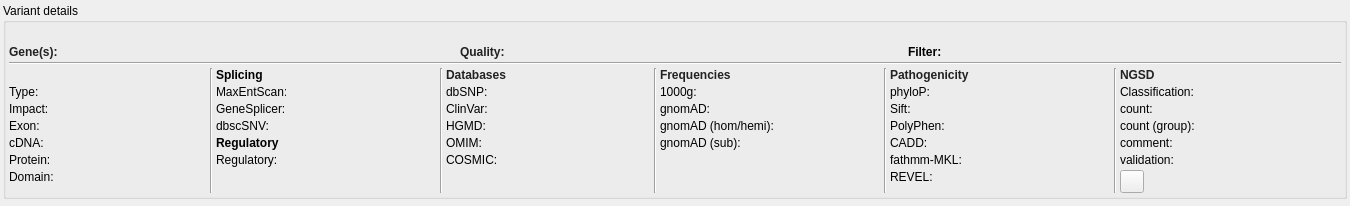
Above: src/GSvar/VariantDetailsDockWidget.ui from imgag/ngs-bits before the change. Below: the same form after it.
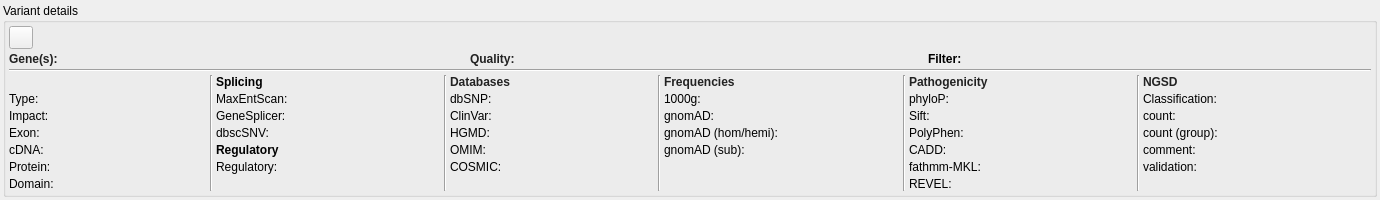
That is the form after the change. Icons and pictures are not drawn.

Commit message: GSvar: gene database links now available through gene tab and and context menu of small variants, CNVs and SVs.

Diff of the .ui file:
```diff
--- a/src/GSvar/VariantDetailsDockWidget.ui
+++ b/src/GSvar/VariantDetailsDockWidget.ui
@@ -6,8 +6,8 @@
    <rect>
     <x>0</x>
     <y>0</y>
-    <width>1350</width>
-    <height>206</height>
+    <width>1380</width>
+    <height>200</height>
    </rect>
   </property>
   <property name="sizePolicy">
@@ -18,8 +18,8 @@
   </property>
   <property name="minimumSize">
    <size>
-    <width>1350</width>
-    <height>206</height>
+    <width>1380</width>
+    <height>200</height>
    </size>
   </property>
   <property name="windowTitle">
@@ -66,10 +66,21 @@
        <number>3</number>
       </property>
       <item>
-       <layout class="QHBoxLayout" name="horizontalLayout_3" stretch="0,1">
+       <layout class="QHBoxLayout" name="horizontalLayout_3" stretch="0,0,1">
         <property name="spacing">
          <number>1</number>
         </property>
+        <item>
+         <widget class="QToolButton" name="var_btn">
+          <property name="text">
+           <string/>
+          </property>
+          <property name="icon">
+           <iconset resource="GSvar.qrc">
+            <normaloff>:/Icons/NGSD_variant.png</normaloff>:/Icons/NGSD_variant.png</iconset>
+          </property>
+         </widget>
+        </item>
         <item>
          <widget class="QLabel" name="warn_closeby">
           <property name="sizePolicy">
@@ -151,6 +162,12 @@
         </property>
         <item>
          <widget class="QLabel" name="label_gene">
+          <property name="sizePolicy">
+           <sizepolicy hsizetype="Fixed" vsizetype="Preferred">
+            <horstretch>0</horstretch>
+            <verstretch>0</verstretch>
+           </sizepolicy>
+          </property>
           <property name="toolTip">
            <string>&lt;html&gt;&lt;head/&gt;&lt;body&gt;&lt;p&gt;Gene names (inheritance and gnomAD o/e in brackets).&lt;/p&gt;&lt;/body&gt;&lt;/html&gt;</string>
           </property>
@@ -183,6 +200,12 @@
         </item>
         <item>
          <widget class="QLabel" name="label_quality">
+          <property name="sizePolicy">
+           <sizepolicy hsizetype="Fixed" vsizetype="Preferred">
+            <horstretch>0</horstretch>
+            <verstretch>0</verstretch>
+           </sizepolicy>
+          </property>
           <property name="text">
            <string>&lt;html&gt;&lt;head/&gt;&lt;body&gt;&lt;p&gt;&lt;span style=&quot; font-weight:600; color:#222222;&quot;&gt;Quality:&lt;/span&gt;&lt;/p&gt;&lt;/body&gt;&lt;/html&gt;</string>
           </property>
@@ -212,6 +235,12 @@
         </item>
         <item>
          <widget class="QLabel" name="label_filter">
+          <property name="sizePolicy">
+           <sizepolicy hsizetype="Fixed" vsizetype="Preferred">
+            <horstretch>0</horstretch>
+            <verstretch>0</verstretch>
+           </sizepolicy>
+          </property>
           <property name="text">
            <string>&lt;html&gt;&lt;head/&gt;&lt;body&gt;&lt;p&gt;&lt;span style=&quot; font-weight:600;&quot;&gt;Filter:&lt;/span&gt;&lt;/p&gt;&lt;/body&gt;&lt;/html&gt;</string>
           </property>
@@ -353,16 +382,31 @@
           </item>
           <item row="1" column="0">
            <widget class="QLabel" name="label_details_type">
+            <property name="sizePolicy">
+             <sizepolicy hsizetype="Fixed" vsizetype="Preferred">
+              <horstretch>0</horstretch>
+              <verstretch>0</verstretch>
+             </sizepolicy>
+            </property>
             <property name="toolTip">
              <string>Variant effect.</string>
             </property>
             <property name="text">
              <string>Type:</string>
             </property>
+            <property name="alignment">
+             <set>Qt::AlignLeading|Qt::AlignLeft|Qt::AlignTop</set>
+            </property>
            </widget>
           </item>
           <item row="1" column="1">
            <widget class="QLabel" name="detail_type">
+            <property name="sizePolicy">
+             <sizepolicy hsizetype="Expanding" vsizetype="Preferred">
+              <horstretch>0</horstretch>
+              <verstretch>0</verstretch>
+             </sizepolicy>
+            </property>
             <property name="minimumSize">
              <size>
               <width>150</width>
@@ -379,16 +423,31 @@
           </item>
           <item row="2" column="0">
            <widget class="QLabel" name="label_details_impact">
+            <property name="sizePolicy">
+             <sizepolicy hsizetype="Fixed" vsizetype="Preferred">
+              <horstretch>0</horstretch>
+              <verstretch>0</verstretch>
+             </sizepolicy>
+            </property>
             <property name="toolTip">
              <string>Variant impact.</string>
             </property>
             <property name="text">
              <string>Impact:</string>
             </property>
+            <property name="alignment">
+             <set>Qt::AlignLeading|Qt::AlignLeft|Qt::AlignTop</set>
+            </property>
            </widget>
           </item>
           <item row="2" column="1">
            <widget class="QLabel" name="detail_impact">
+            <property name="sizePolicy">
+             <sizepolicy hsizetype="Expanding" vsizetype="Preferred">
+              <horstretch>0</horstretch>
+              <verstretch>0</verstretch>
+             </sizepolicy>
+            </property>
             <property name="text">
              <string/>
             </property>
@@ -399,16 +458,31 @@
           </item>
           <item row="3" column="0">
            <widget class="QLabel" name="label_details_exon">
+            <property name="sizePolicy">
+             <sizepolicy hsizetype="Fixed" vsizetype="Preferred">
+              <horstretch>0</horstretch>
+              <verstretch>0</verstretch>
+             </sizepolicy>
+            </property>
             <property name="toolTip">
              <string>Variant exon/intron number.</string>
             </property>
             <property name="text">
              <string>Exon:</string>
             </property>
+            <property name="alignment">
+             <set>Qt::AlignLeading|Qt::AlignLeft|Qt::AlignTop</set>
+            </property>
            </widget>
           </item>
           <item row="3" column="1">
            <widget class="QLabel" name="detail_exon">
+            <property name="sizePolicy">
+             <sizepolicy hsizetype="Expanding" vsizetype="Preferred">
+              <horstretch>0</horstretch>
+              <verstretch>0</verstretch>
+             </sizepolicy>
+            </property>
             <property name="text">
              <string/>
             </property>
@@ -419,16 +493,31 @@
           </item>
           <item row="4" column="0">
            <widget class="QLabel" name="label_details_cdna">
+            <property name="sizePolicy">
+             <sizepolicy hsizetype="Fixed" vsizetype="Preferred">
+              <horstretch>0</horstretch>
+              <verstretch>0</verstretch>
+             </sizepolicy>
+            </property>
             <property name="toolTip">
              <string>cDNA change of the variant.</string>
             </property>
             <property name="text">
              <string>cDNA:</string>
             </property>
+            <property name="alignment">
+             <set>Qt::AlignLeading|Qt::AlignLeft|Qt::AlignTop</set>
+            </property>
            </widget>
           </item>
           <item row="4" column="1">
            <widget class="QLabel" name="detail_cdna">
+            <property name="sizePolicy">
+             <sizepolicy hsizetype="Expanding" vsizetype="Preferred">
+              <horstretch>0</horstretch>
+              <verstretch>0</verstretch>
+             </sizepolicy>
+            </property>
             <property name="text">
              <string/>
             </property>
@@ -439,16 +528,31 @@
           </item>
           <item row="5" column="0">
            <widget class="QLabel" name="label_details_protein">
+            <property name="sizePolicy">
+             <sizepolicy hsizetype="Fixed" vsizetype="Preferred">
+              <horstretch>0</horstretch>
+              <verstretch>0</verstretch>
+             </sizepolicy>
+            </property>
             <property name="toolTip">
              <string>Protein change of the variant.</string>
             </property>
             <property name="text">
              <string>Protein:</string>
             </property>
+            <property name="alignment">
+             <set>Qt::AlignLeading|Qt::AlignLeft|Qt::AlignTop</set>
+            </property>
            </widget>
           </item>
           <item row="5" column="1">
            <widget class="QLabel" name="detail_protein">
+            <property name="sizePolicy">
+             <sizepolicy hsizetype="Expanding" vsizetype="Preferred">
+              <horstretch>0</horstretch>
+              <verstretch>0</verstretch>
+             </sizepolicy>
+            </property>
             <property name="text">
              <string/>
             </property>
@@ -459,16 +563,31 @@
           </item>
           <item row="6" column="0">
            <widget class="QLabel" name="label_details_domain">
+            <property name="sizePolicy">
+             <sizepolicy hsizetype="Fixed" vsizetype="Preferred">
+              <horstretch>0</horstretch>
+              <verstretch>0</verstretch>
+             </sizepolicy>
+            </property>
             <property name="toolTip">
              <string>Pfam protein domain of the variant.</string>
             </property>
             <property name="text">
              <string>Domain:</string>
             </property>
+            <property name="alignment">
+             <set>Qt::AlignLeading|Qt::AlignLeft|Qt::AlignTop</set>
+            </property>
            </widget>
           </item>
           <item row="6" column="1">
            <widget class="QLabel" name="detail_domain">
+            <property name="sizePolicy">
+             <sizepolicy hsizetype="Expanding" vsizetype="Preferred">
+              <horstretch>0</horstretch>
+              <verstretch>0</verstretch>
+             </sizepolicy>
+            </property>
             <property name="text">
              <string/>
             </property>
@@ -499,27 +618,60 @@
           </property>
           <item row="1" column="0">
            <widget class="QLabel" name="label_maxentscan">
+            <property name="sizePolicy">
+             <sizepolicy hsizetype="Fixed" vsizetype="Preferred">
+              <horstretch>0</horstretch>
+              <verstretch>0</verstretch>
+             </sizepolicy>
+            </property>
             <property name="text">
              <string>MaxEntScan:</string>
             </property>
+            <property name="alignment">
+             <set>Qt::AlignLeading|Qt::AlignLeft|Qt::AlignTop</set>
+            </property>
            </widget>
           </item>
           <item row="2" column="0">
            <widget class="QLabel" name="label_genesplicer">
+            <property name="sizePolicy">
+             <sizepolicy hsizetype="Fixed" vsizetype="Preferred">
+              <horstretch>0</horstretch>
+              <verstretch>0</verstretch>
+             </sizepolicy>
+            </property>
             <property name="text">
              <string>GeneSplicer:</string>
             </property>
+            <property name="alignment">
+             <set>Qt::AlignLeading|Qt::AlignLeft|Qt::AlignTop</set>
+            </property>
            </widget>
           </item>
           <item row="3" column="0">
            <widget class="QLabel" name="label_dbscsnv">
+            <property name="sizePolicy">
+             <sizepolicy hsizetype="Fixed" vsizetype="Preferred">
+              <horstretch>0</horstretch>
+              <verstretch>0</verstretch>
+             </sizepolicy>
+            </property>
             <property name="text">
              <string>dbscSNV:</string>
             </property>
+            <property name="alignment">
+             <set>Qt::AlignLeading|Qt::AlignLeft|Qt::AlignTop</set>
+            </property>
            </widget>
           </item>
           <item row="1" column="1">
            <widget class="QLabel" name="maxentscan">
+            <property name="sizePolicy">
+             <sizepolicy hsizetype="Expanding" vsizetype="Preferred">
+              <horstretch>0</horstretch>
+              <verstretch>0</verstretch>
+             </sizepolicy>
+            </property>
             <property name="minimumSize">
              <size>
               <width>150</width>
@@ -533,6 +685,12 @@
           </item>
           <item row="2" column="1">
            <widget class="QLabel" name="genesplicer">
+            <property name="sizePolicy">
+             <sizepolicy hsizetype="Expanding" vsizetype="Preferred">
+              <horstretch>0</horstretch>
+              <verstretch>0</verstretch>
+             </sizepolicy>
+            </property>
             <property name="text">
              <string/>
             </property>
@@ -553,6 +711,12 @@
           </item>
           <item row="3" column="1">
            <widget class="QLabel" name="dbscsnv">
+            <property name="sizePolicy">
+             <sizepolicy hsizetype="Expanding" vsizetype="Preferred">
+              <horstretch>0</horstretch>
+              <verstretch>0</verstretch>
+             </sizepolicy>
+            </property>
             <property name="text">
              <string/>
             </property>
@@ -573,13 +737,28 @@
           </item>
           <item row="5" column="0">
            <widget class="QLabel" name="label_regulatory">
+            <property name="sizePolicy">
+             <sizepolicy hsizetype="Fixed" vsizetype="Preferred">
+              <horstretch>0</horstretch>
+              <verstretch>0</verstretch>
+             </sizepolicy>
+            </property>
             <property name="text">
              <string>Regulatory:</string>
             </property>
+            <property name="alignment">
+             <set>Qt::AlignLeading|Qt::AlignLeft|Qt::AlignTop</set>
+            </property>
            </widget>
           </item>
           <item row="5" column="1">
            <widget class="QLabel" name="regulatory">
+            <property name="sizePolicy">
+             <sizepolicy hsizetype="Expanding" vsizetype="Preferred">
+              <horstretch>0</horstretch>
+              <verstretch>0</verstretch>
+             </sizepolicy>
+            </property>
             <property name="text">
              <string/>
             </property>
@@ -614,13 +793,28 @@
           </item>
           <item row="1" column="0">
            <widget class="QLabel" name="label_dbsnp">
+            <property name="sizePolicy">
+             <sizepolicy hsizetype="Fixed" vsizetype="Preferred">
+              <horstretch>0</horstretch>
+              <verstretch>0</verstretch>
+             </sizepolicy>
+            </property>
             <property name="text">
              <string>dbSNP:</string>
             </property>
+            <property name="alignment">
+             <set>Qt::AlignLeading|Qt::AlignLeft|Qt::AlignTop</set>
+            </property>
            </widget>
           </item>
           <item row="1" column="1">
            <widget class="QLabel" name="dbsnp">
+            <property name="sizePolicy">
+             <sizepolicy hsizetype="Expanding" vsizetype="Preferred">
+              <horstretch>0</horstretch>
+              <verstretch>0</verstretch>
+             </sizepolicy>
+            </property>
             <property name="minimumSize">
              <size>
               <width>150</width>
@@ -640,13 +834,28 @@
           </item>
           <item row="2" column="0">
            <widget class="QLabel" name="label_clinvar">
+            <property name="sizePolicy">
+             <sizepolicy hsizetype="Fixed" vsizetype="Preferred">
+              <horstretch>0</horstretch>
+              <verstretch>0</verstretch>
+             </sizepolicy>
+            </property>
             <property name="text">
              <string>ClinVar:</string>
             </property>
+            <property name="alignment">
+             <set>Qt::AlignLeading|Qt::AlignLeft|Qt::AlignTop</set>
+            </property>
            </widget>
           </item>
           <item row="2" column="1">
            <widget class="QLabel" name="clinvar">
+            <property name="sizePolicy">
+             <sizepolicy hsizetype="Expanding" vsizetype="Preferred">
+              <horstretch>0</horstretch>
+              <verstretch>0</verstretch>
+             </sizepolicy>
+            </property>
             <property name="minimumSize">
              <size>
               <width>100</width>
@@ -666,13 +875,28 @@
           </item>
           <item row="3" column="0">
            <widget class="QLabel" name="label_hgmd">
+            <property name="sizePolicy">
+             <sizepolicy hsizetype="Fixed" vsizetype="Preferred">
+              <horstretch>0</horstretch>
+              <verstretch>0</verstretch>
+             </sizepolicy>
+            </property>
             <property name="text">
              <string>HGMD:</string>
             </property>
+            <property name="alignment">
+             <set>Qt::AlignLeading|Qt::AlignLeft|Qt::AlignTop</set>
+            </property>
            </widget>
           </item>
           <item row="3" column="1">
            <widget class="QLabel" name="hgmd">
+            <property name="sizePolicy">
+             <sizepolicy hsizetype="Expanding" vsizetype="Preferred">
+              <horstretch>0</horstretch>
+              <verstretch>0</verstretch>
+             </sizepolicy>
+            </property>
             <property name="minimumSize">
              <size>
               <width>100</width>
@@ -692,13 +916,28 @@
           </item>
           <item row="4" column="0">
            <widget class="QLabel" name="label_omim">
+            <property name="sizePolicy">
+             <sizepolicy hsizetype="Fixed" vsizetype="Preferred">
+              <horstretch>0</horstretch>
+              <verstretch>0</verstretch>
+             </sizepolicy>
+            </property>
             <property name="text">
              <string>OMIM:</string>
             </property>
+            <property name="alignment">
+             <set>Qt::AlignLeading|Qt::AlignLeft|Qt::AlignTop</set>
+            </property>
            </widget>
           </item>
           <item row="4" column="1">
            <widget class="QLabel" name="omim">
+            <property name="sizePolicy">
+             <sizepolicy hsizetype="Expanding" vsizetype="Preferred">
+              <horstretch>0</horstretch>
+              <verstretch>0</verstretch>
+             </sizepolicy>
+            </property>
             <property name="minimumSize">
              <size>
               <width>100</width>
@@ -718,13 +957,28 @@
           </item>
           <item row="5" column="0">
            <widget class="QLabel" name="label_cosmic">
+            <property name="sizePolicy">
+             <sizepolicy hsizetype="Fixed" vsizetype="Preferred">
+              <horstretch>0</horstretch>
+              <verstretch>0</verstretch>
+             </sizepolicy>
+            </property>
             <property name="text">
              <string>COSMIC:</string>
             </property>
+            <property name="alignment">
+             <set>Qt::AlignLeading|Qt::AlignLeft|Qt::AlignTop</set>
+            </property>
            </widget>
           </item>
           <item row="5" column="1">
            <widget class="QLabel" name="cosmic">
+            <property name="sizePolicy">
+             <sizepolicy hsizetype="Expanding" vsizetype="Preferred">
+              <horstretch>0</horstretch>
+              <verstretch>0</verstretch>
+             </sizepolicy>
+            </property>
             <property name="text">
              <string/>
             </property>
@@ -765,13 +1019,28 @@
           </item>
           <item row="1" column="0">
            <widget class="QLabel" name="label_tg">
+            <property name="sizePolicy">
+             <sizepolicy hsizetype="Fixed" vsizetype="Preferred">
+              <horstretch>0</horstretch>
+              <verstretch>0</verstretch>
+             </sizepolicy>
+            </property>
             <property name="text">
              <string>1000g:</string>
             </property>
+            <property name="alignment">
+             <set>Qt::AlignLeading|Qt::AlignLeft|Qt::AlignTop</set>
+            </property>
            </widget>
           </item>
           <item row="1" column="1">
            <widget class="QLabel" name="tg">
+            <property name="sizePolicy">
+             <sizepolicy hsizetype="Expanding" vsizetype="Preferred">
+              <horstretch>0</horstretch>
+              <verstretch>0</verstretch>
+             </sizepolicy>
+            </property>
             <property name="minimumSize">
              <size>
               <width>150</width>
@@ -788,13 +1057,28 @@
           </item>
           <item row="2" column="0">
            <widget class="QLabel" name="label_gnomad">
+            <property name="sizePolicy">
+             <sizepolicy hsizetype="Fixed" vsizetype="Preferred">
+              <horstretch>0</horstretch>
+              <verstretch>0</verstretch>
+             </sizepolicy>
+            </property>
             <property name="text">
              <string>gnomAD:</string>
             </property>
+            <property name="alignment">
+             <set>Qt::AlignLeading|Qt::AlignLeft|Qt::AlignTop</set>
+            </property>
            </widget>
           </item>
           <item row="2" column="1">
            <widget class="QLabel" name="gnomad">
+            <property name="sizePolicy">
+             <sizepolicy hsizetype="Expanding" vsizetype="Preferred">
+              <horstretch>0</horstretch>
+              <verstretch>0</verstretch>
+             </sizepolicy>
+            </property>
             <property name="minimumSize">
              <size>
               <width>100</width>
@@ -811,13 +1095,28 @@
           </item>
           <item row="3" column="0">
            <widget class="QLabel" name="label_gnomad_hom_hemi">
+            <property name="sizePolicy">
+             <sizepolicy hsizetype="Fixed" vsizetype="Preferred">
+              <horstretch>0</horstretch>
+              <verstretch>0</verstretch>
+             </sizepolicy>
+            </property>
             <property name="text">
              <string>gnomAD (hom/hemi):</string>
             </property>
+            <property name="alignment">
+             <set>Qt::AlignLeading|Qt::AlignLeft|Qt::AlignTop</set>
+            </property>
            </widget>
           </item>
           <item row="3" column="1">
            <widget class="QLabel" name="gnomad_hom_hemi">
+            <property name="sizePolicy">
+             <sizepolicy hsizetype="Expanding" vsizetype="Preferred">
+              <horstretch>0</horstretch>
+              <verstretch>0</verstretch>
+             </sizepolicy>
+            </property>
             <property name="text">
              <string/>
             </property>
@@ -825,13 +1124,28 @@
           </item>
           <item row="4" column="0">
            <widget class="QLabel" name="label_gnomad_sub">
+            <property name="sizePolicy">
+             <sizepolicy hsizetype="Fixed" vsizetype="Preferred">
+              <horstretch>0</horstretch>
+              <verstretch>0</verstretch>
+             </sizepolicy>
+            </property>
             <property name="text">
              <string>gnomAD (sub):</string>
             </property>
+            <property name="alignment">
+             <set>Qt::AlignLeading|Qt::AlignLeft|Qt::AlignTop</set>
+            </property>
            </widget>
           </item>
           <item row="4" column="1">
            <widget class="QLabel" name="gnomad_sub">
+            <property name="sizePolicy">
+             <sizepolicy hsizetype="Expanding" vsizetype="Preferred">
+              <horstretch>0</horstretch>
+              <verstretch>0</verstretch>
+             </sizepolicy>
+            </property>
             <property name="minimumSize">
              <size>
               <width>100</width>
@@ -878,13 +1192,28 @@
           </item>
           <item row="1" column="0">
            <widget class="QLabel" name="label_phylop">
+            <property name="sizePolicy">
+             <sizepolicy hsizetype="Fixed" vsizetype="Preferred">
+              <horstretch>0</horstretch>
+              <verstretch>0</verstretch>
+             </sizepolicy>
+            </property>
             <property name="text">
              <string>phyloP:</string>
             </property>
+            <property name="alignment">
+             <set>Qt::AlignLeading|Qt::AlignLeft|Qt::AlignTop</set>
+            </property>
            </widget>
           </item>
           <item row="1" column="1">
            <widget class="QLabel" name="phylop">
+            <property name="sizePolicy">
+             <sizepolicy hsizetype="Expanding" vsizetype="Preferred">
+              <horstretch>0</horstretch>
+              <verstretch>0</verstretch>
+             </sizepolicy>
+            </property>
             <property name="minimumSize">
              <size>
               <width>150</width>
@@ -901,13 +1230,28 @@
           </item>
           <item row="2" column="0">
            <widget class="QLabel" name="label_sift">
+            <property name="sizePolicy">
+             <sizepolicy hsizetype="Fixed" vsizetype="Preferred">
+              <horstretch>0</horstretch>
+              <verstretch>0</verstretch>
+             </sizepolicy>
+            </property>
             <property name="text">
              <string>Sift:</string>
             </property>
+            <property name="alignment">
+             <set>Qt::AlignLeading|Qt::AlignLeft|Qt::AlignTop</set>
+            </property>
            </widget>
           </item>
           <item row="2" column="1">
            <widget class="QLabel" name="sift">
+            <property name="sizePolicy">
+             <sizepolicy hsizetype="Expanding" vsizetype="Preferred">
+              <horstretch>0</horstretch>
+              <verstretch>0</verstretch>
+             </sizepolicy>
+            </property>
             <property name="minimumSize">
              <size>
               <width>100</width>
@@ -924,13 +1268,28 @@
           </item>
           <item row="3" column="0">
            <widget class="QLabel" name="label_polyphen">
+            <property name="sizePolicy">
+             <sizepolicy hsizetype="Fixed" vsizetype="Preferred">
+              <horstretch>0</horstretch>
+              <verstretch>0</verstretch>
+             </sizepolicy>
+            </property>
             <property name="text">
              <string>PolyPhen:</string>
             </property>
+            <property name="alignment">
+             <set>Qt::AlignLeading|Qt::AlignLeft|Qt::AlignTop</set>
+            </property>
            </widget>
           </item>
           <item row="3" column="1">
            <widget class="QLabel" name="polyphen">
+            <property name="sizePolicy">
+             <sizepolicy hsizetype="Expanding" vsizetype="Preferred">
+              <horstretch>0</horstretch>
+              <verstretch>0</verstretch>
+             </sizepolicy>
+            </property>
             <property name="minimumSize">
              <size>
               <width>100</width>
@@ -947,13 +1306,28 @@
           </item>
           <item row="4" column="0">
            <widget class="QLabel" name="label_cadd">
+            <property name="sizePolicy">
+             <sizepolicy hsizetype="Fixed" vsizetype="Preferred">
+              <horstretch>0</horstretch>
+              <verstretch>0</verstretch>
+             </sizepolicy>
+            </property>
             <property name="text">
              <string>CADD:</string>
             </property>
+            <property name="alignment">
+             <set>Qt::AlignLeading|Qt::AlignLeft|Qt::AlignTop</set>
+            </property>
            </widget>
           </item>
           <item row="4" column="1">
            <widget class="QLabel" name="cadd">
+            <property name="sizePolicy">
+             <sizepolicy hsizetype="Expanding" vsizetype="Preferred">
+              <horstretch>0</horstretch>
+              <verstretch>0</verstretch>
+             </sizepolicy>
+            </property>
             <property name="text">
              <string/>
             </property>
@@ -964,13 +1338,28 @@
           </item>
           <item row="5" column="0">
            <widget class="QLabel" name="label_fathmm">
+            <property name="sizePolicy">
+             <sizepolicy hsizetype="Fixed" vsizetype="Preferred">
+              <horstretch>0</horstretch>
+              <verstretch>0</verstretch>
+             </sizepolicy>
+            </property>
             <property name="text">
              <string>fathmm-MKL:</string>
             </property>
+            <property name="alignment">
+             <set>Qt::AlignLeading|Qt::AlignLeft|Qt::AlignTop</set>
+            </property>
            </widget>
           </item>
           <item row="5" column="1">
            <widget class="QLabel" name="fathmm">
+            <property name="sizePolicy">
+             <sizepolicy hsizetype="Expanding" vsizetype="Preferred">
+              <horstretch>0</horstretch>
+              <verstretch>0</verstretch>
+             </sizepolicy>
+            </property>
             <property name="minimumSize">
              <size>
               <width>100</width>
@@ -987,13 +1376,28 @@
           </item>
           <item row="6" column="0">
            <widget class="QLabel" name="label_revel">
+            <property name="sizePolicy">
+             <sizepolicy hsizetype="Fixed" vsizetype="Preferred">
+              <horstretch>0</horstretch>
+              <verstretch>0</verstretch>
+             </sizepolicy>
+            </property>
             <property name="text">
              <string>REVEL:</string>
             </property>
+            <property name="alignment">
+             <set>Qt::AlignLeading|Qt::AlignLeft|Qt::AlignTop</set>
+            </property>
            </widget>
           </item>
           <item row="6" column="1">
            <widget class="QLabel" name="revel">
+            <property name="sizePolicy">
+             <sizepolicy hsizetype="Expanding" vsizetype="Preferred">
+              <horstretch>0</horstretch>
+              <verstretch>0</verstretch>
+             </sizepolicy>
+            </property>
             <property name="text">
              <string/>
             </property>
@@ -1028,13 +1432,28 @@
           </item>
           <item row="1" column="0">
            <widget class="QLabel" name="label_ngsd_class">
+            <property name="sizePolicy">
+             <sizepolicy hsizetype="Fixed" vsizetype="Preferred">
+              <horstretch>0</horstretch>
+              <verstretch>0</verstretch>
+             </sizepolicy>
+            </property>
             <property name="text">
              <string>Classification:</string>
             </property>
+            <property name="alignment">
+             <set>Qt::AlignLeading|Qt::AlignLeft|Qt::AlignTop</set>
+            </property>
            </widget>
           </item>
           <item row="1" column="1">
            <widget class="QLabel" name="ngsd_class">
+            <property name="sizePolicy">
+             <sizepolicy hsizetype="Expanding" vsizetype="Preferred">
+              <horstretch>0</horstretch>
+              <verstretch>0</verstretch>
+             </sizepolicy>
+            </property>
             <property name="minimumSize">
              <size>
               <width>150</width>
@@ -1051,13 +1470,28 @@
           </item>
           <item row="2" column="0">
            <widget class="QLabel" name="label_ngsd_count">
+            <property name="sizePolicy">
+             <sizepolicy hsizetype="Fixed" vsizetype="Preferred">
+              <horstretch>0</horstretch>
+              <verstretch>0</verstretch>
+             </sizepolicy>
+            </property>
             <property name="text">
              <string>count:</string>
             </property>
+            <property name="alignment">
+             <set>Qt::AlignLeading|Qt::AlignLeft|Qt::AlignTop</set>
+            </property>
            </widget>
           </item>
           <item row="2" column="1">
            <widget class="QLabel" name="ngsd_count">
+            <property name="sizePolicy">
+             <sizepolicy hsizetype="Expanding" vsizetype="Preferred">
+              <horstretch>0</horstretch>
+              <verstretch>0</verstretch>
+             </sizepolicy>
+            </property>
             <property name="minimumSize">
              <size>
               <width>100</width>
@@ -1074,13 +1508,28 @@
           </item>
           <item row="3" column="0">
            <widget class="QLabel" name="label_ngsd_group">
+            <property name="sizePolicy">
+             <sizepolicy hsizetype="Fixed" vsizetype="Preferred">
+              <horstretch>0</horstretch>
+              <verstretch>0</verstretch>
+             </sizepolicy>
+            </property>
             <property name="text">
              <string>count (group):</string>
             </property>
+            <property name="alignment">
+             <set>Qt::AlignLeading|Qt::AlignLeft|Qt::AlignTop</set>
+            </property>
            </widget>
           </item>
           <item row="3" column="1">
            <widget class="QLabel" name="ngsd_group">
+            <property name="sizePolicy">
+             <sizepolicy hsizetype="Expanding" vsizetype="Preferred">
+              <horstretch>0</horstretch>
+              <verstretch>0</verstretch>
+             </sizepolicy>
+            </property>
             <property name="minimumSize">
              <size>
               <width>100</width>
@@ -1097,13 +1546,28 @@
           </item>
           <item row="4" column="0">
            <widget class="QLabel" name="label_ngsd_comment">
+            <property name="sizePolicy">
+             <sizepolicy hsizetype="Fixed" vsizetype="Preferred">
+              <horstretch>0</horstretch>
+              <verstretch>0</verstretch>
+             </sizepolicy>
+            </property>
             <property name="text">
              <string>comment:</string>
             </property>
+            <property name="alignment">
+             <set>Qt::AlignLeading|Qt::AlignLeft|Qt::AlignTop</set>
+            </property>
            </widget>
           </item>
           <item row="4" column="1">
            <widget class="QLabel" name="ngsd_comment">
+            <property name="sizePolicy">
+             <sizepolicy hsizetype="Expanding" vsizetype="Preferred">
+              <horstretch>0</horstretch>
+              <verstretch>0</verstretch>
+             </sizepolicy>
+            </property>
             <property name="text">
              <string/>
             </property>
@@ -1114,13 +1578,28 @@
           </item>
           <item row="5" column="0">
            <widget class="QLabel" name="label_ngsd_validation">
+            <property name="sizePolicy">
+             <sizepolicy hsizetype="Fixed" vsizetype="Preferred">
+              <horstretch>0</horstretch>
+              <verstretch>0</verstretch>
+             </sizepolicy>
+            </property>
             <property name="text">
              <string>validation:</string>
             </property>
+            <property name="alignment">
+             <set>Qt::AlignLeading|Qt::AlignLeft|Qt::AlignTop</set>
+            </property>
            </widget>
           </item>
           <item row="5" column="1">
            <widget class="QLabel" name="ngsd_validation">
+            <property name="sizePolicy">
+             <sizepolicy hsizetype="Expanding" vsizetype="Preferred">
+              <horstretch>0</horstretch>
+              <verstretch>0</verstretch>
+             </sizepolicy>
+            </property>
             <property name="text">
              <string/>
             </property>
@@ -1129,52 +1608,8 @@
             </property>
            </widget>
           </item>
-          <item row="6" column="0" colspan="2">
-           <layout class="QHBoxLayout" name="horizontalLayout_5">
-            <property name="spacing">
-             <number>0</number>
-            </property>
-            <item>
-             <widget class="QToolButton" name="var_btn">
-              <property name="text">
-               <string/>
-              </property>
-              <property name="icon">
-               <iconset resource="GSvar.qrc">
-                <normaloff>:/Icons/NGSD_variant.png</normaloff>:/Icons/NGSD_variant.png</iconset>
-              </property>
-             </widget>
-            </item>
-            <item>
-             <spacer name="horizontalSpacer">
-              <property name="orientation">
-               <enum>Qt::Horizontal</enum>
-              </property>
-              <property name="sizeHint" stdset="0">
-               <size>
-                <width>40</width>
-                <height>20</height>
-               </size>
-              </property>
-             </spacer>
-            </item>
-           </layout>
-          </item>
          </layout>
         </item>
-        <item>
-         <spacer name="horizontalSpacer_2">
-          <property name="orientation">
-           <enum>Qt::Horizontal</enum>
-          </property>
-          <property name="sizeHint" stdset="0">
-           <size>
-            <width>1</width>
-            <height>1</height>
-           </size>
-          </property>
-         </spacer>
-        </item>
        </layout>
       </item>
      </layout>
```
Left out of the diff: 2 changed lines with no effect on the pictures. The commit also changes 18 other files.
